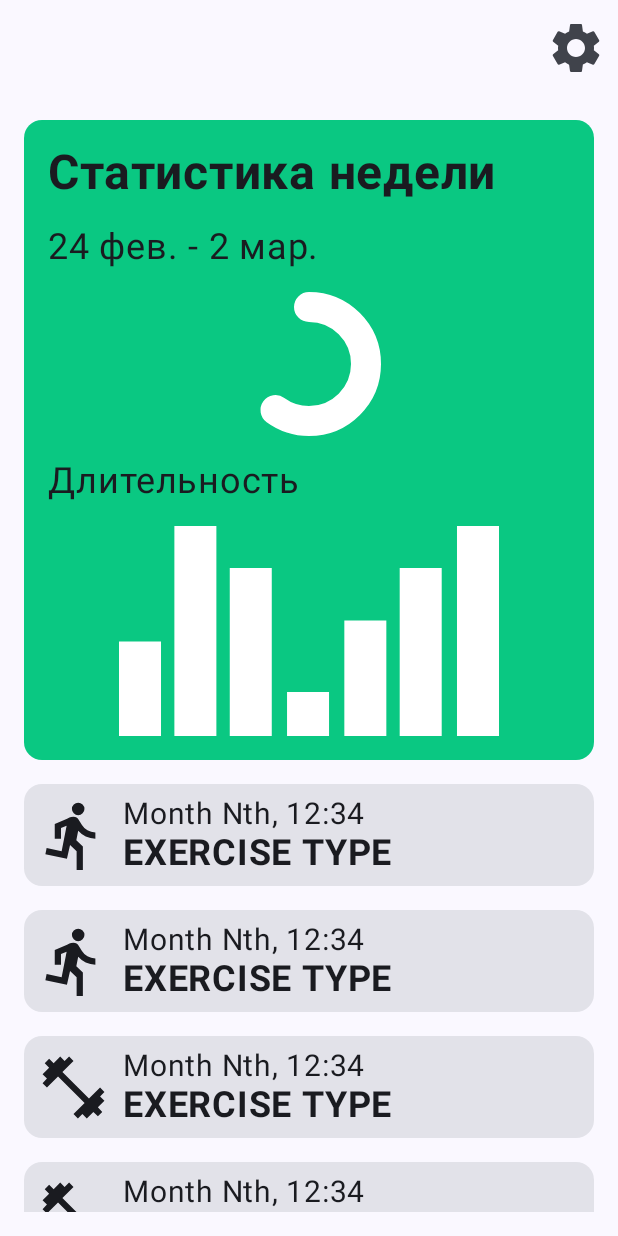
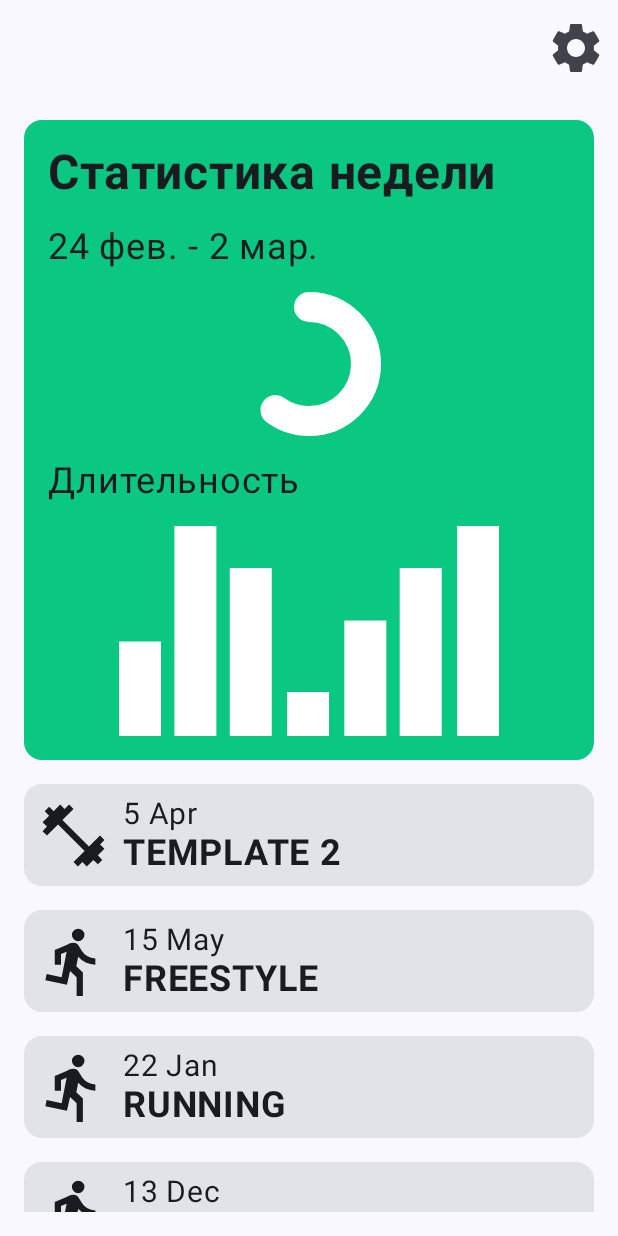
Before and after one commit to radioperez/Trainers, an Android app built with Jetpack Compose: the screen it shows after launch (MainActivity), after a tap on "На этой неделе Вы тренировались на 45 ми", on a phone screen of 412 x 824 dp. Run offline under Robolectric (Android 15) with nearby library versions, the phone set to English and light mode, and no system bars; 2 other taps on this screen came first.

Commit message:
обновить тип данных с String на классы Exercise, Training. Добавлен генератор фейковых данных

```diff
--- a/app/src/main/java/ru/slepcova/trainersapp/AppUIState.kt
+++ b/app/src/main/java/ru/slepcova/trainersapp/AppUIState.kt
@@ -1,6 +1,8 @@
 package ru.slepcova.trainersapp
 
+import ru.slepcova.trainersapp.data.Training
+
 data class AppUIState(
-    val openedTraining: Pair<String, String> = Pair("Nothing", "Never"),
-    val lastTraining: Pair<String, String> = Pair("Freestyle", "Today")
+    val openedTraining: Training = Training("Filler Date", "Filler Name"),
+    val lastTraining: Training = Training("Filler Date", "Filler Name")
 )
--- a/app/src/main/java/ru/slepcova/trainersapp/AppViewModel.kt
+++ b/app/src/main/java/ru/slepcova/trainersapp/AppViewModel.kt
@@ -1,25 +1,26 @@
 package ru.slepcova.trainersapp
 
-import androidx.compose.runtime.MutableState
 import androidx.lifecycle.ViewModel
 import kotlinx.coroutines.flow.MutableStateFlow
 import kotlinx.coroutines.flow.StateFlow
 import kotlinx.coroutines.flow.asStateFlow
-import androidx.compose.runtime.mutableStateOf
-import androidx.compose.runtime.getValue
-import androidx.compose.runtime.setValue
-import ru.slepcova.trainersapp.data.exercises
+import kotlinx.coroutines.runBlocking
+import ru.slepcova.trainersapp.data.Repository
+import ru.slepcova.trainersapp.data.Training
 
 class AppViewModel: ViewModel() {
     private val _uiState = MutableStateFlow(AppUIState())
     val uiState: StateFlow<AppUIState> = _uiState.asStateFlow()
 
-    private fun getLastTraining(): Pair<String,String> {
+    private val repo by lazy { Repository() }
+    val allTraining: List<Training> = runBlocking { repo.load() }
+
+    private fun getLastTraining(): Training {
         // TODO логику поиска самого недавнего
-        return exercises.random()
+        return allTraining[0]
     }
 
-    fun setOpenedTraining(to: Pair<String, String>) {
+    fun setOpenedTraining(to: Training) {
         _uiState.value = AppUIState(
             openedTraining = to,
             lastTraining = getLastTraining()
--- a/app/src/main/java/ru/slepcova/trainersapp/CommonUI.kt
+++ b/app/src/main/java/ru/slepcova/trainersapp/CommonUI.kt
@@ -15,7 +15,6 @@ import androidx.compose.foundation.layout.fillMaxWidth
 import androidx.compose.foundation.layout.padding
 import androidx.compose.foundation.layout.size
 import androidx.compose.foundation.layout.width
-import androidx.compose.material.icons.filled.LocationOn
 import androidx.compose.material.icons.filled.Settings
 import androidx.compose.material3.Card
 import androidx.compose.material3.CardDefaults
@@ -36,6 +35,8 @@ import androidx.compose.ui.text.font.FontWeight
 import androidx.compose.ui.tooling.preview.Preview
 import androidx.compose.ui.unit.dp
 import androidx.compose.ui.unit.sp
+import ru.slepcova.trainersapp.data.Exercise
+import ru.slepcova.trainersapp.data.Training
 import kotlin.random.Random
 
 fun pickIcon(): Int {
@@ -49,13 +50,12 @@ fun pickIcon(): Int {
 
 @Composable
 fun ExerciseRow(
-    name: String = "Exercise Type",
-    date: String = "Month Nth, 12:34",
-    onClick: (Pair<String,String>) -> Unit
+    training: Training = Training("Filler Date", "Filler Name"),
+    onClick: (Training) -> Unit
 ) {
     Card(
         modifier = Modifier.clickable {
-            onClick(Pair(name, date))
+            onClick(training)
         }
     ) {
         Row(
@@ -70,8 +70,8 @@ fun ExerciseRow(
             )
             Spacer(modifier = Modifier.width(8.dp))
             Column {
-                Text(date, fontSize = 20.sp)
-                Text(name.uppercase(), fontSize = 24.sp, fontWeight = FontWeight.Bold)
+                Text(training.date, fontSize = 20.sp)
+                Text(training.name.uppercase(), fontSize = 24.sp, fontWeight = FontWeight.Bold)
             }
         }
     }
@@ -85,23 +85,26 @@ fun ExerciseRowPreview() {
 @Preview
 @Composable
 fun ExerciseFullCard(
+    exercise: Exercise = Exercise("Filler Exercise"),
     name: String = "Exercise Type"
 ) {
     Card {
-        Text(name,
+        Text(exercise.name,
             fontSize = 40.sp,
             fontWeight = FontWeight.Bold,
             modifier = Modifier.padding(16.dp))
-        RepSetLine()
-        RepSetLine()
-        RepSetLine()
+        exercise.setsReps?.forEach {
+            RepSetLine(it)
+        }
     }
 }
 
 @Composable
-fun RepSetLine() {
-    val sets = 3
-    val reps = 12
+fun RepSetLine(
+    setRep: Pair<Int, Int>
+) {
+    val sets = setRep.first
+    val reps = setRep.second
     Row(verticalAlignment = Alignment.CenterVertically,
         modifier = Modifier.fillMaxWidth()
             .padding(16.dp)) {
--- a/app/src/main/java/ru/slepcova/trainersapp/HistoryScreen.kt
+++ b/app/src/main/java/ru/slepcova/trainersapp/HistoryScreen.kt
@@ -12,10 +12,12 @@ import androidx.compose.ui.Alignment
 import androidx.compose.ui.Modifier
 import androidx.compose.ui.tooling.preview.Preview
 import androidx.compose.ui.unit.dp
+import ru.slepcova.trainersapp.data.Training
 
 @Composable
 fun HistoryScreen(
-    toSummary: (Pair<String, String>) -> Unit,
+    trainingList: List<Training>,
+    toSummary: (Training) -> Unit,
     modifier: Modifier = Modifier
 ) {
     Column(
@@ -32,13 +34,16 @@ fun HistoryScreen(
             item {
                 StatsExpanded()
             }
-            items(16) { _ ->
+            trainingList.forEach { it ->
+                item {
                     Spacer(Modifier.size(16.dp))
                     ExerciseRow(
+                        training = it,
                         onClick = { training ->
                             toSummary(training)
                         }
                     )
+                }
             }
         }
     }
@@ -49,6 +54,7 @@ fun HistoryScreen(
 fun HistoryScreenPreview() {
     Scaffold { innerPadding ->
         HistoryScreen(
+            trainingList = emptyList(),
             toSummary = {},
             modifier = Modifier.padding(innerPadding)
         )
--- a/app/src/main/java/ru/slepcova/trainersapp/MainActivity.kt
+++ b/app/src/main/java/ru/slepcova/trainersapp/MainActivity.kt
@@ -27,7 +27,7 @@ class MainActivity : ComponentActivity() {
     }
 }
 
-enum class TrainerScreen() {
+enum class TrainerScreen {
     Start,
     History,
     TrainingFreestyle,
@@ -69,6 +69,7 @@ fun TrainersApp(
                 }
                 composable(route = TrainerScreen.History.name) {
                     HistoryScreen(
+                        trainingList = viewModel.allTraining,
                         toSummary = { training ->
                             viewModel.setOpenedTraining(training)
                             navController.navigate(TrainerScreen.TrainingSummary.name)
@@ -83,8 +84,7 @@ fun TrainersApp(
                 }
                 composable(route = TrainerScreen.TrainingSummary.name) {
                     TrainingSummaryScreen(
-                        name = uiState.openedTraining.first,
-                        date = uiState.openedTraining.second
+                        uiState.openedTraining
                     )
                 }
             }
--- a/app/src/main/java/ru/slepcova/trainersapp/StartScreen.kt
+++ b/app/src/main/java/ru/slepcova/trainersapp/StartScreen.kt
@@ -27,13 +27,15 @@ import androidx.compose.ui.unit.dp
 import androidx.compose.ui.unit.sp
 import androidx.lifecycle.viewmodel.compose.viewModel
 import ru.slepcova.trainersapp.ui.theme.TrainersAppTheme
+import ru.slepcova.trainersapp.data.Training
+
 
 @OptIn(ExperimentalMaterial3Api::class)
 @Composable
 fun StartScreen(
-    lastTraining: Pair<String, String> = Pair("Freestyle", "Today"),
+    lastTraining: Training = Training("Today", "From StartScreen constructor"),
     toHistory: () -> Unit,
-    toSummary: (Pair<String, String>) -> Unit,
+    toSummary: (Training) -> Unit,
     toFreestyle: () -> Unit,
     toTemplate: () -> Unit,
     modifier: Modifier = Modifier
@@ -56,8 +58,7 @@ fun StartScreen(
             )
             Spacer(Modifier.size(16.dp))
             ExerciseRow(
-                name = lastTraining.first,
-                date = lastTraining.second,
+                training = lastTraining,
                 onClick = { training ->
                     toSummary(training)
                 }
--- /dev/null
+++ b/app/src/main/java/ru/slepcova/trainersapp/data/Classes.kt
@@ -0,0 +1,46 @@
+package ru.slepcova.trainersapp.data
+
+data class Exercise(
+    val name: String,
+    var setsReps: List<Pair<Int, Int>>? = null
+)
+
+data class Training(
+    val date: String,
+    val name: String,
+    var exercises: List<Exercise>? = null
+)
+
+class Repository {
+    fun load(): List<Training> {
+        val allTraining = emptyList<Training>().toMutableList()
+
+        // Creating 16 fake trainings
+        (1..16).forEach { _ ->
+            val exerciseList = emptyList<Exercise>().toMutableList()
+
+            // for every training generate from 1 to 4 random exercises
+            (1..(1..4).random()).forEach { _ ->
+                val setRepList = emptyList<Pair<Int, Int>>().toMutableList()
+
+                // For every exercise generate from 1 to 4 random set+rep combinations
+                (1..(1..4).random()).forEach { _ ->
+                    val setRep = Pair((1..3).random(), (5..12).random())
+                    setRepList.add(setRep)
+                }
+
+                val exercise = Exercise(exerciseNames.random(), setRepList.toList())
+                exerciseList.add(exercise)
+            }
+
+            val training = Training(
+                generateDate(),
+                trainingNames.random(),
+                exerciseList.toList()
+            )
+            allTraining.add(training)
+        }
+
+        return allTraining.toList()
+    }
+}
--- a/app/src/main/java/ru/slepcova/trainersapp/data/ExerciseData.kt
+++ b/app/src/main/java/ru/slepcova/trainersapp/data/ExerciseData.kt
@@ -1,9 +1,27 @@
 package ru.slepcova.trainersapp.data
 
-val exercises: Set<Pair<String, String>> =
-    setOf(
-        Pair("Template 1", "Feb 22, 11:04"),
-        Pair("Freestyle", "Feb 23, 12:23"),
-        Pair("Freestyle", "Feb 24, 9:55"),
-        Pair("Template 2", "Feb 25, 23:23")
-    )
+val trainingNames: Set<String> = setOf(
+    "Freestyle",
+    "Running",
+    "Template 2",
+    "Awesome Custom Name"
+)
+
+val exerciseNames: Set<String> = setOf(
+    "Situps",
+    "Pullups",
+    "Deadlifts",
+    "Sprints",
+    "Jogging by km",
+    "Jumping Jacks",
+    "Анжуманя",
+    "Пресс качат"
+)
+
+val months: Set<String> = setOf(
+    "Jan", "Feb", "Mar", "Apr", "May", "June", "July", "Aug", "Sep", "Oct", "Nov", "Dec"
+)
+
+fun generateDate(): String {
+    return (1..25).random().toString() + " " + months.random()
+}
```
Also changed, not shown: app/src/main/java/ru/slepcova/trainersapp/TrainingSummaryScreen.kt (+14 -10 lines). Lines whose indentation alone changed are shown as unchanged.
